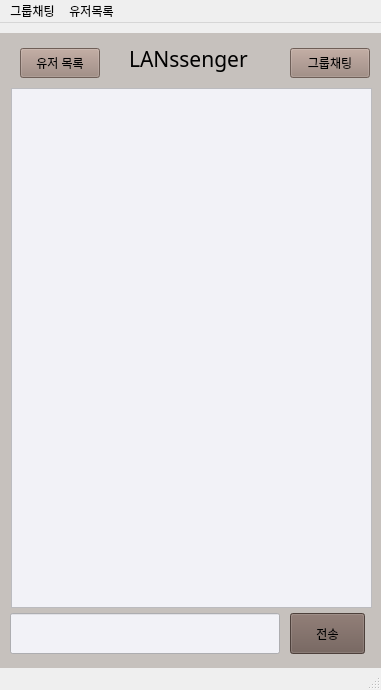
First picture: the form in src/client/gui/mainwindow.ui, repository TaehyunJeon0203/lanssenger, before the edit.
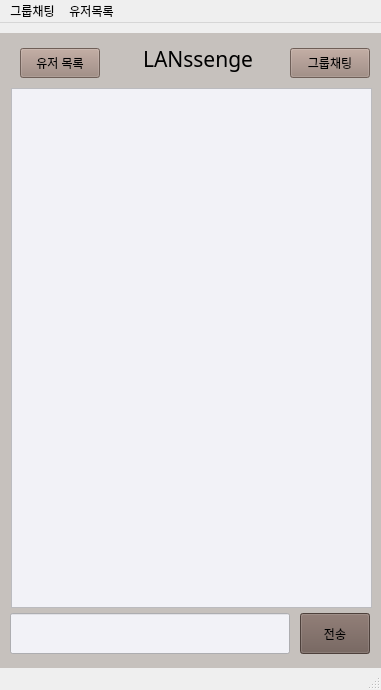
Second picture: the form after the edit. The open tabs and pages were chosen to show the change.

Commit message: Design: 전송창 크기 변경, 영어 글꼴 변경

The edit to the form file:
```diff
--- a/src/client/gui/mainwindow.ui
+++ b/src/client/gui/mainwindow.ui
@@ -48,9 +48,9 @@
      <widget class="QPushButton" name="sendButton">
       <property name="geometry">
        <rect>
-        <x>290</x>
+        <x>300</x>
         <y>580</y>
-        <width>75</width>
+        <width>70</width>
         <height>41</height>
        </rect>
       </property>
@@ -82,7 +82,7 @@
        <rect>
         <x>10</x>
         <y>580</y>
-        <width>270</width>
+        <width>280</width>
         <height>41</height>
        </rect>
       </property>
@@ -95,15 +95,15 @@
      <widget class="QLabel" name="currentRoomLabel_2">
       <property name="geometry">
        <rect>
-        <x>129</x>
+        <x>143</x>
         <y>10</y>
-        <width>131</width>
+        <width>111</width>
         <height>31</height>
        </rect>
       </property>
       <property name="font">
        <font>
-        <family>궁서</family>
+        <family>휴먼옛체</family>
         <pointsize>16</pointsize>
        </font>
       </property>
```
Left out of the diff: 4 changed lines with no effect on the pictures. The commit also changes 2 other files.
